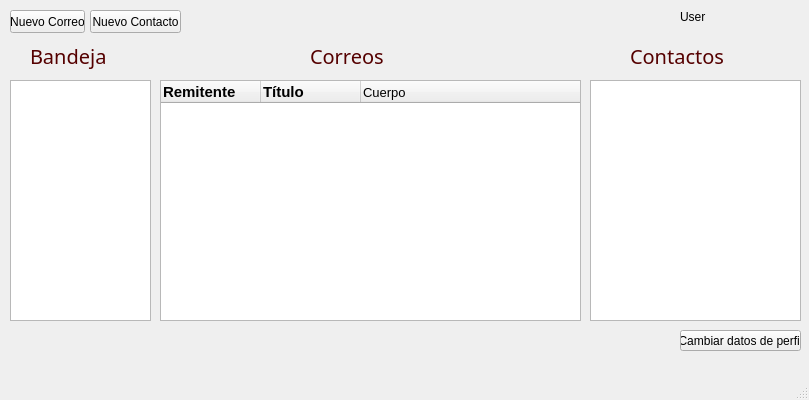
Old version of the form mailbox.ui in the repository frankaaguila/Proyecto-Seminario-de-Bases-de-Datos.
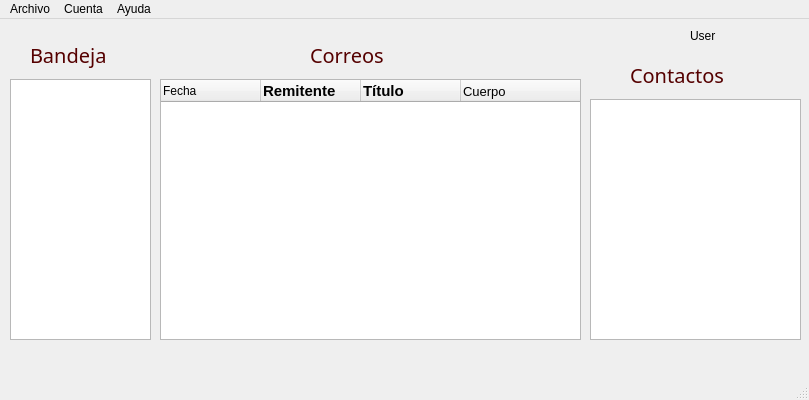
New version of the form.

What changed in the file:
```diff
--- a/mailbox.ui
+++ b/mailbox.ui
@@ -2,6 +2,14 @@
 <ui version="4.0">
  <class>MainBox</class>
  <widget class="QMainWindow" name="MainBox">
+  <property name="geometry">
+   <rect>
+    <x>0</x>
+    <y>0</y>
+    <width>809</width>
+    <height>400</height>
+   </rect>
+  </property>
   <property name="sizePolicy">
    <sizepolicy hsizetype="Preferred" vsizetype="Expanding">
     <horstretch>0</horstretch>
@@ -34,11 +42,17 @@
     <property name="geometry">
      <rect>
       <x>10</x>
-      <y>80</y>
+      <y>60</y>
       <width>141</width>
-      <height>241</height>
+      <height>261</height>
      </rect>
     </property>
+    <property name="selectionMode">
+     <enum>QAbstractItemView::MultiSelection</enum>
+    </property>
+    <property name="currentRow">
+     <number>-1</number>
+    </property>
    </widget>
    <widget class="QListWidget" name="previousView">
     <property name="geometry">
@@ -54,7 +68,7 @@
     <property name="geometry">
      <rect>
       <x>30</x>
-      <y>40</y>
+      <y>20</y>
       <width>111</width>
       <height>31</height>
      </rect>
@@ -74,7 +88,7 @@
     <property name="geometry">
      <rect>
       <x>310</x>
-      <y>40</y>
+      <y>20</y>
       <width>111</width>
       <height>31</height>
      </rect>
@@ -110,71 +124,13 @@
      <string>Contactos</string>
     </property>
    </widget>
-   <widget class="QPushButton" name="newMail">
-    <property name="geometry">
-     <rect>
-      <x>10</x>
-      <y>10</y>
-      <width>75</width>
-      <height>23</height>
-     </rect>
-    </property>
-    <property name="cursor">
-     <cursorShape>PointingHandCursor</cursorShape>
-    </property>
-    <property name="text">
-     <string>Nuevo Correo</string>
-    </property>
-   </widget>
-   <widget class="QPushButton" name="pushButton">
-    <property name="geometry">
-     <rect>
-      <x>90</x>
-      <y>10</y>
-      <width>91</width>
-      <height>23</height>
-     </rect>
-    </property>
-    <property name="cursor">
-     <cursorShape>PointingHandCursor</cursorShape>
-    </property>
-    <property name="text">
-     <string>Nuevo Contacto</string>
-    </property>
-   </widget>
-   <widget class="QPushButton" name="pushButton_2">
-    <property name="geometry">
-     <rect>
-      <x>680</x>
-      <y>330</y>
-      <width>121</width>
-      <height>21</height>
-     </rect>
-    </property>
-    <property name="text">
-     <string>Cambiar datos de perfil</string>
-    </property>
-   </widget>
-   <widget class="QLabel" name="labelUser">
-    <property name="geometry">
-     <rect>
-      <x>680</x>
-      <y>10</y>
-      <width>47</width>
-      <height>13</height>
-     </rect>
-    </property>
-    <property name="text">
-     <string>User</string>
-    </property>
-   </widget>
    <widget class="QTreeWidget" name="mailList">
     <property name="geometry">
      <rect>
       <x>160</x>
-      <y>80</y>
+      <y>60</y>
       <width>421</width>
-      <height>241</height>
+      <height>261</height>
      </rect>
     </property>
     <property name="sizePolicy">
@@ -192,6 +148,11 @@
     <attribute name="headerDefaultSectionSize">
      <number>100</number>
     </attribute>
+    <column>
+     <property name="text">
+      <string>Fecha</string>
+     </property>
+    </column>
     <column>
      <property name="text">
       <string>Remitente</string>
@@ -227,8 +188,22 @@
      </property>
     </column>
    </widget>
+   <widget class="QLabel" name="labelUser">
+    <property name="geometry">
+     <rect>
+      <x>690</x>
+      <y>10</y>
+      <width>47</width>
+      <height>13</height>
+     </rect>
+    </property>
+    <property name="text">
+     <string>User</string>
+    </property>
+   </widget>
   </widget>
-  <widget class="QMenuBar" name="menubar">
+  <widget class="QStatusBar" name="statusbar"/>
+  <widget class="QMenuBar" name="menuBar">
    <property name="geometry">
     <rect>
      <x>0</x>
@@ -237,6 +212,37 @@
      <height>21</height>
     </rect>
    </property>
+   <widget class="QMenu" name="menuArchivo">
+    <property name="title">
+     <string>Archivo</string>
+    </property>
+    <widget class="QMenu" name="menuNuevo">
+     <property name="title">
+      <string>Nuevo</string>
+     </property>
+     <addaction name="actionCorreo"/>
+     <addaction name="actionContacto"/>
+     <addaction name="actionBandeja_de_Correo"/>
+    </widget>
+    <addaction name="menuNuevo"/>
+    <addaction name="separator"/>
+    <addaction name="actionSalir"/>
+   </widget>
+   <widget class="QMenu" name="menuCuenta">
+    <property name="title">
+     <string>Cuenta</string>
+    </property>
+    <addaction name="actionModificar_informaci_n_de_cuenta"/>
+   </widget>
+   <widget class="QMenu" name="menuAyuda">
+    <property name="title">
+     <string>Ayuda</string>
+    </property>
+    <addaction name="actionInformaci_n"/>
+   </widget>
+   <addaction name="menuArchivo"/>
+   <addaction name="menuCuenta"/>
+   <addaction name="menuAyuda"/>
   </widget>
   <widget class="QStatusBar" name="statusbar"/>
  </widget>
```
Left out of the diff: 71 changed lines with no effect on the pictures.
